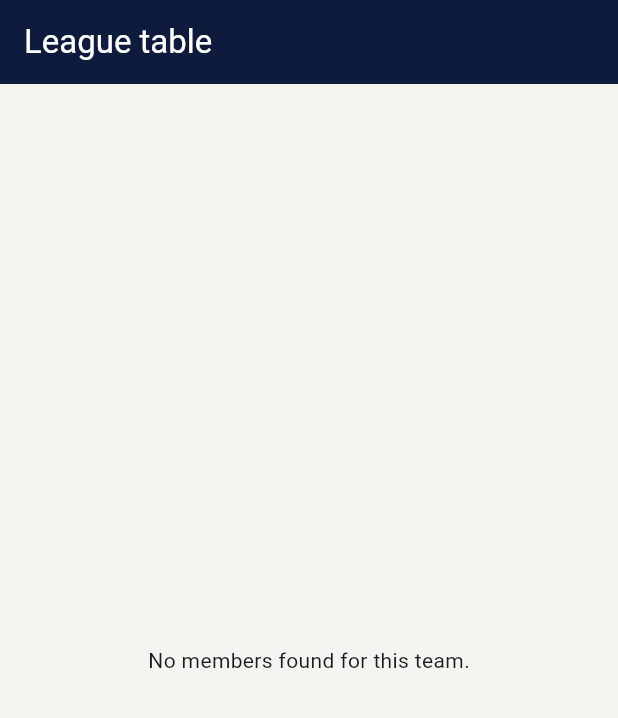
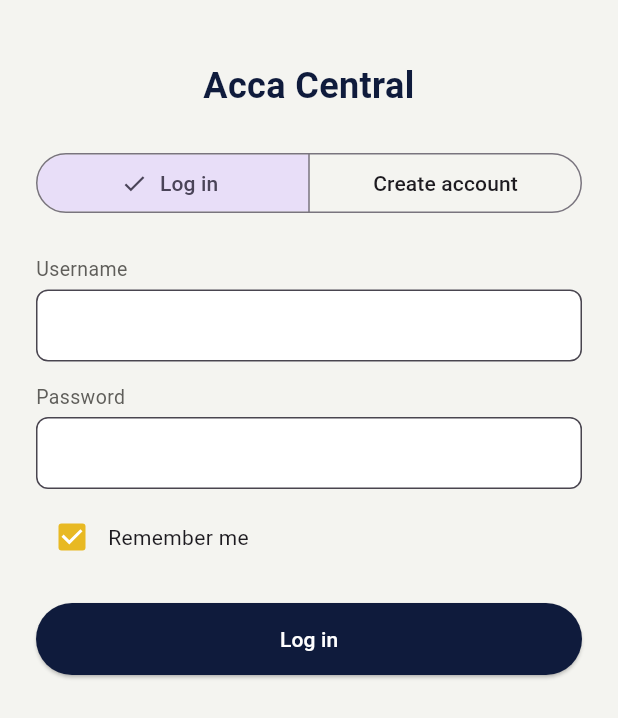
Before and after one commit to andygill4843-source/AccaCentralFlutter, a Flutter app: the screen it shows after launch, on a phone screen of 412 x 824 dp. Shown: the top 718 px of the screen. Run offline on Flutter 3.47's test engine with Material 3 defaults, Android fonts, the phone set to English and light mode, and no system bars; our stand-ins replace cloud_firestore, firebase_auth, firebase_core, shared_preferences; accounts and stored records are empty.

Commit message:
Fix login ordering bug — email now stored on usernames doc for pre-auth lookup

```diff
--- /dev/null
+++ b/lib/auth_screen.dart
@@ -0,0 +1,164 @@
+import 'package:flutter/material.dart';
+import 'app_state.dart';
+import 'auth_service.dart';
+import 'main.dart'; // for AccaColors
+
+enum AuthMode { login, createAccount }
+
+class AuthScreen extends StatefulWidget {
+  final AppState appState;
+  final VoidCallback onAuthenticated;
+
+  const AuthScreen({super.key, required this.appState, required this.onAuthenticated});
+
+  @override
+  State<AuthScreen> createState() => _AuthScreenState();
+}
+
+class _AuthScreenState extends State<AuthScreen> {
+  AuthMode mode = AuthMode.login;
+
+  final usernameController = TextEditingController();
+  final passwordController = TextEditingController();
+  final confirmPasswordController = TextEditingController();
+  final emailController = TextEditingController();
+  final displayNameController = TextEditingController();
+
+  bool rememberMe = true;
+  bool isLoading = false;
+  String? errorMessage;
+
+  @override
+  Widget build(BuildContext context) {
+    return Scaffold(
+      backgroundColor: AccaColors.background,
+      body: SafeArea(
+        child: SingleChildScrollView(
+          padding: const EdgeInsets.symmetric(horizontal: 24, vertical: 40),
+          child: Column(
+            crossAxisAlignment: CrossAxisAlignment.stretch,
+            children: [
+              Text(
+                'Acca Central',
+                textAlign: TextAlign.center,
+                style: TextStyle(fontSize: 24, fontWeight: FontWeight.w600, color: AccaColors.primary),
+              ),
+              const SizedBox(height: 24),
+              SegmentedButton<AuthMode>(
+                segments: const [
+                  ButtonSegment(value: AuthMode.login, label: Text('Log in')),
+                  ButtonSegment(value: AuthMode.createAccount, label: Text('Create account')),
+                ],
+                selected: {mode},
+                onSelectionChanged: (selection) => setState(() => mode = selection.first),
+              ),
+              const SizedBox(height: 24),
+              _field('Username', usernameController),
+              if (mode == AuthMode.createAccount) ...[
+                const SizedBox(height: 14),
+                _field('Display name', displayNameController),
+                const SizedBox(height: 14),
+                _field('Email', emailController, keyboardType: TextInputType.emailAddress),
+              ],
+              const SizedBox(height: 14),
+              _field('Password', passwordController, obscure: true),
+              if (mode == AuthMode.createAccount) ...[
+                const SizedBox(height: 14),
+                _field('Confirm password', confirmPasswordController, obscure: true),
+              ],
+              if (mode == AuthMode.login) ...[
+                const SizedBox(height: 8),
+                Row(
+                  children: [
+                    Checkbox(
+                      value: rememberMe,
+                      activeColor: AccaColors.gold,
+                      onChanged: (v) => setState(() => rememberMe = v ?? true),
+                    ),
+                    const Text('Remember me'),
+                  ],
+                ),
+              ],
+              if (errorMessage != null) ...[
+                const SizedBox(height: 12),
+                Text(errorMessage!, style: const TextStyle(color: Colors.red, fontSize: 13)),
+              ],
+              const SizedBox(height: 20),
+              ElevatedButton(
+                onPressed: isLoading ? null : submit,
+                style: ElevatedButton.styleFrom(
+                  backgroundColor: AccaColors.primary,
+                  foregroundColor: Colors.white,
+                  padding: const EdgeInsets.symmetric(vertical: 14),
+                ),
+                child: isLoading
+                    ? const SizedBox(width: 20, height: 20, child: CircularProgressIndicator(strokeWidth: 2, color: Colors.white))
+                    : Text(mode == AuthMode.login ? 'Log in' : 'Create account'),
+              ),
+            ],
+          ),
+        ),
+      ),
+    );
+  }
+
+  Widget _field(String label, TextEditingController controller, {bool obscure = false, TextInputType? keyboardType}) {
+    return Column(
+      crossAxisAlignment: CrossAxisAlignment.start,
+      children: [
+        Text(label, style: TextStyle(fontSize: 13, color: AccaColors.textSecondary)),
+        const SizedBox(height: 4),
+        TextField(
+          controller: controller,
+          obscureText: obscure,
+          keyboardType: keyboardType,
+          textCapitalization: TextCapitalization.none,
+          decoration: InputDecoration(
+            filled: true,
+            fillColor: Colors.white,
+            contentPadding: const EdgeInsets.all(12),
+            border: OutlineInputBorder(
+              borderRadius: BorderRadius.circular(8),
+              borderSide: BorderSide(color: Colors.grey.shade300),
+            ),
+          ),
+        ),
+      ],
+    );
+  }
+
+  Future<void> submit() async {
+    setState(() {
+      errorMessage = null;
+      isLoading = true;
+    });
+
+    try {
+      if (mode == AuthMode.login) {
+        final user = await AuthService.instance.logIn(
+          username: usernameController.text.trim(),
+          password: passwordController.text,
+        );
+        await widget.appState.setRememberMe(rememberMe);
+        widget.appState.didLogIn(user);
+      } else {
+        if (passwordController.text != confirmPasswordController.text) {
+          throw AuthException("Passwords don't match.");
+        }
+        final user = await AuthService.instance.signUp(
+          username: usernameController.text.trim(),
+          email: emailController.text.trim(),
+          password: passwordController.text,
+          displayName: displayNameController.text.trim(),
+        );
+        await widget.appState.setRememberMe(true);
+        widget.appState.didLogIn(user);
+      }
+      widget.onAuthenticated();
+    } catch (e) {
+      setState(() => errorMessage = e.toString().replaceFirst('AuthException: ', ''));
+    } finally {
+      if (mounted) setState(() => isLoading = false);
+    }
+  }
+}
--- /dev/null
+++ b/lib/auth_service.dart
@@ -0,0 +1,87 @@
+import 'package:cloud_firestore/cloud_firestore.dart';
+import 'package:firebase_auth/firebase_auth.dart';
+import 'models.dart';
+
+class AuthException implements Exception {
+  final String message;
+  AuthException(this.message);
+  @override
+  String toString() => message;
+}
+
+class AuthService {
+  static final AuthService instance = AuthService._();
+  AuthService._();
+
+  final _db = FirebaseFirestore.instance;
+  final _auth = FirebaseAuth.instance;
+
+  bool isValidUsername(String username) {
+    final pattern = RegExp(r'^[a-z0-9_]{3,20}$');
+    return pattern.hasMatch(username);
+  }
+
+  Future<AppUser> signUp({
+    required String username,
+    required String email,
+    required String password,
+    required String displayName,
+  }) async {
+    final normalized = username.toLowerCase();
+    if (!isValidUsername(normalized)) {
+      throw AuthException('Usernames must be 3-20 characters, letters/numbers/underscore only.');
+    }
+
+    final credential = await _auth.createUserWithEmailAndPassword(email: email, password: password);
+    final uid = credential.user!.uid;
+
+    final usernameRef = _db.collection('usernames').doc(normalized);
+    final userRef = _db.collection('users').doc(uid);
+
+    final user = AppUser(
+      id: uid,
+      username: normalized,
+      displayName: displayName,
+      email: email,
+      teamIds: [],
+      fcmToken: null,
+      createdAt: DateTime.now(),
+    );
+
+    await _db.runTransaction((transaction) async {
+      final existing = await transaction.get(usernameRef);
+      if (existing.exists) {
+        throw AuthException('That username is already taken.');
+      }
+      transaction.set(usernameRef, {'uid': uid, 'email': email});
+      transaction.set(userRef, user.toMap());
+    });
+
+    return user;
+  }
+
+  Future<AppUser> logIn({required String username, required String password}) async {
+    final normalized = username.toLowerCase();
+    final usernameDoc = await _db.collection('usernames').doc(normalized).get();
+    if (!usernameDoc.exists) {
+      throw AuthException('No account found with that username.');
+    }
+    final data = usernameDoc.data()!;
+    final uid = data['uid'] as String;
+    final email = data['email'] as String;
+
+    await _auth.signInWithEmailAndPassword(email: email, password: password);
+
+    final userDoc = await _db.collection('users').doc(uid).get();
+    return AppUser.fromMap(userDoc.id, userDoc.data()!);
+  }
+
+  Future<AppUser> fetchCurrentUserProfile(String uid) async {
+    final doc = await _db.collection('users').doc(uid).get();
+    return AppUser.fromMap(doc.id, doc.data()!);
+  }
+
+  Future<void> signOut() => _auth.signOut();
+
+  User? get currentFirebaseUser => _auth.currentUser;
+}
--- a/lib/main.dart
+++ b/lib/main.dart
@@ -3,6 +3,9 @@ import 'package:firebase_core/firebase_core.dart';
 import 'firebase_options.dart';
 import 'firestore_service.dart';
 import 'scoring_engine.dart';
+import 'app_state.dart';
+import 'auth_screen.dart';
+import 'team_setup_screen.dart';
 
 void main() async {
   WidgetsFlutterBinding.ensureInitialized();
@@ -22,6 +25,7 @@ class AccaColors {
   static const textSecondary = Color(0xFF5F5E5A);
 }
 
+
 class AccaCentralApp extends StatelessWidget {
   const AccaCentralApp({super.key});
 
@@ -33,24 +37,53 @@ class AccaCentralApp extends StatelessWidget {
         scaffoldBackgroundColor: AccaColors.background,
         useMaterial3: true,
       ),
-      home: const LeagueTableScreen(),
+      home: const RootScreen(),
     );
   }
 }
 
+class RootScreen extends StatefulWidget {
+  const RootScreen({super.key});
+
+  @override
+  State<RootScreen> createState() => _RootScreenState();
+}
+
+class _RootScreenState extends State<RootScreen> {
+  final appState = AppState();
+
+  @override
+  void initState() {
+    super.initState();
+    appState.addListener(() => setState(() {}));
+    appState.resolveAuthState();
+  }
+
+  @override
+  Widget build(BuildContext context) {
+    switch (appState.screen) {
+      case AppScreen.splash:
+        return const Scaffold(body: Center(child: CircularProgressIndicator()));
+      case AppScreen.auth:
+        return AuthScreen(appState: appState, onAuthenticated: () {});
+      case AppScreen.teamSetup:
+  	return TeamSetupScreen(appState: appState, onTeamReady: () {});
+      case AppScreen.main:
+  	return LeagueTableScreen(teamId: appState.currentUser?.teamIds.first ?? '');
+    }
+  }
+}
+
 class LeagueTableScreen extends StatefulWidget {
-  const LeagueTableScreen({super.key});
+  final String teamId;
+
+  const LeagueTableScreen({super.key, required this.teamId});
 
   @override
   State<LeagueTableScreen> createState() => _LeagueTableScreenState();
 }
 
 class _LeagueTableScreenState extends State<LeagueTableScreen> {
-  // TEMPORARY — replace with the real signed-in user's team ID once
-  // auth/team-setup screens are rebuilt. Paste a real team document ID
-  // from Firestore here to test against your actual data.
-  static const String testTeamId = 'z1pr9SbvRqmOVqlIk8lw';
-
   List<LeagueTableEntry> entries = [];
   bool isLoading = true;
   String? errorMessage;
@@ -63,8 +96,8 @@ class _LeagueTableScreenState extends State<LeagueTableScreen> {
 
   Future<void> load() async {
     try {
-      final members = await FirestoreService.instance.fetchMembers(testTeamId);
-      final legs = await FirestoreService.instance.fetchLegs(testTeamId);
+      final members = await FirestoreService.instance.fetchMembers(widget.teamId);
+      final legs = await FirestoreService.instance.fetchLegs(widget.teamId);
       setState(() {
         entries = ScoringEngine.buildLeagueTable(members: members, legs: legs);
         isLoading = false;
--- a/pubspec.yaml
+++ b/pubspec.yaml
@@ -38,6 +38,8 @@ dependencies:
   firebase_auth: ^6.5.7
   cloud_firestore: ^6.8.0
   firebase_messaging: ^16.5.0
+  shared_preferences: ^2.5.5
+  uuid: ^4.6.0
 
 dev_dependencies:
   flutter_test:
```
Also changed, not shown: lib/app_state.dart (added, +66 -0 lines), lib/firestore_service.dart (+58 -0 lines), lib/team_setup_screen.dart (added, +158 -0 lines), pubspec.lock, 1 other file.
